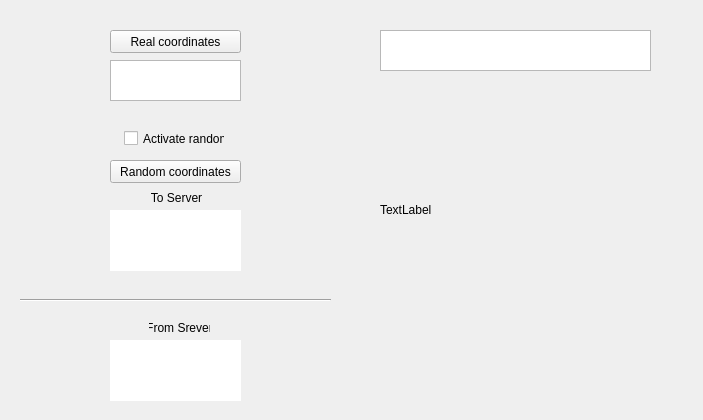
The window that mainwindow.ui (NurbekGithub1/Testing-MLT) describes before a commit, drawn with Qt 5.
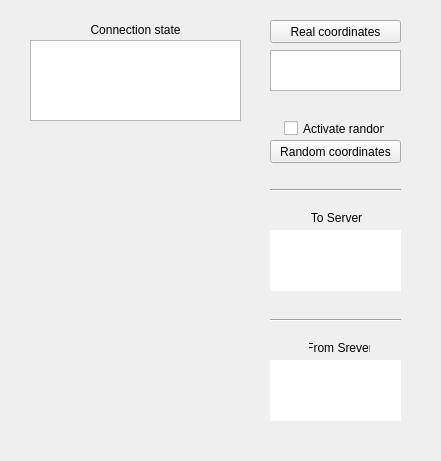
The same window after the commit.

Diff of the .ui file:
```diff
--- a/mainwindow.ui
+++ b/mainwindow.ui
@@ -6,8 +6,8 @@
    <rect>
     <x>0</x>
     <y>0</y>
-    <width>703</width>
-    <height>420</height>
+    <width>441</width>
+    <height>461</height>
    </rect>
   </property>
   <property name="windowTitle">
@@ -17,8 +17,8 @@
    <widget class="QPushButton" name="buttonRandomCoordinates">
     <property name="geometry">
      <rect>
-      <x>110</x>
-      <y>160</y>
+      <x>270</x>
+      <y>140</y>
       <width>131</width>
       <height>23</height>
      </rect>
@@ -30,8 +30,8 @@
    <widget class="QLabel" name="label_static2">
     <property name="geometry">
      <rect>
-      <x>149</x>
-      <y>320</y>
+      <x>309</x>
+      <y>340</y>
       <width>61</width>
       <height>16</height>
      </rect>
@@ -46,8 +46,8 @@
    <widget class="QLabel" name="label_static1">
     <property name="geometry">
      <rect>
-      <x>146</x>
-      <y>190</y>
+      <x>306</x>
+      <y>210</y>
       <width>61</width>
       <height>16</height>
      </rect>
@@ -62,8 +62,8 @@
    <widget class="QLabel" name="labelToServer">
     <property name="geometry">
      <rect>
-      <x>110</x>
-      <y>210</y>
+      <x>270</x>
+      <y>230</y>
       <width>131</width>
       <height>61</height>
      </rect>
@@ -78,8 +78,8 @@
    <widget class="QLabel" name="labelFromServer">
     <property name="geometry">
      <rect>
-      <x>110</x>
-      <y>340</y>
+      <x>270</x>
+      <y>360</y>
       <width>131</width>
       <height>61</height>
      </rect>
@@ -94,9 +94,9 @@
    <widget class="Line" name="line">
     <property name="geometry">
      <rect>
-      <x>20</x>
-      <y>290</y>
-      <width>311</width>
+      <x>270</x>
+      <y>310</y>
+      <width>131</width>
       <height>20</height>
      </rect>
     </property>
@@ -107,8 +107,8 @@
    <widget class="QPushButton" name="buttonRandomCoordinates_2">
     <property name="geometry">
      <rect>
-      <x>110</x>
-      <y>30</y>
+      <x>270</x>
+      <y>20</y>
       <width>131</width>
       <height>23</height>
      </rect>
@@ -120,8 +120,8 @@
    <widget class="QTextEdit" name="textEdit">
     <property name="geometry">
      <rect>
-      <x>110</x>
-      <y>60</y>
+      <x>270</x>
+      <y>50</y>
       <width>131</width>
       <height>41</height>
      </rect>
@@ -130,8 +130,8 @@
    <widget class="QCheckBox" name="checkBox">
     <property name="geometry">
      <rect>
-      <x>124</x>
-      <y>130</y>
+      <x>284</x>
+      <y>120</y>
       <width>101</width>
       <height>17</height>
      </rect>
@@ -140,27 +140,43 @@
      <string>Activate random </string>
     </property>
    </widget>
-   <widget class="QTextEdit" name="socketErrorInfo">
+   <widget class="QLabel" name="label_static">
     <property name="geometry">
      <rect>
-      <x>380</x>
-      <y>30</y>
-      <width>271</width>
-      <height>41</height>
-     </rect>
-    </property>
-   </widget>
-   <widget class="QLabel" name="label">
-    <property name="geometry">
-     <rect>
-      <x>380</x>
-      <y>200</y>
+      <x>20</x>
+      <y>20</y>
       <width>231</width>
       <height>20</height>
      </rect>
     </property>
     <property name="text">
-     <string>TextLabel</string>
+     <string>Connection state</string>
+    </property>
+    <property name="alignment">
+     <set>Qt::AlignCenter</set>
+    </property>
+   </widget>
+   <widget class="Line" name="line_2">
+    <property name="geometry">
+     <rect>
+      <x>270</x>
+      <y>180</y>
+      <width>131</width>
+      <height>20</height>
+     </rect>
+    </property>
+    <property name="orientation">
+     <enum>Qt::Horizontal</enum>
+    </property>
+   </widget>
+   <widget class="QTextBrowser" name="textBrowserConnectionState">
+    <property name="geometry">
+     <rect>
+      <x>30</x>
+      <y>40</y>
+      <width>211</width>
+      <height>81</height>
+     </rect>
     </property>
    </widget>
   </widget>
```
